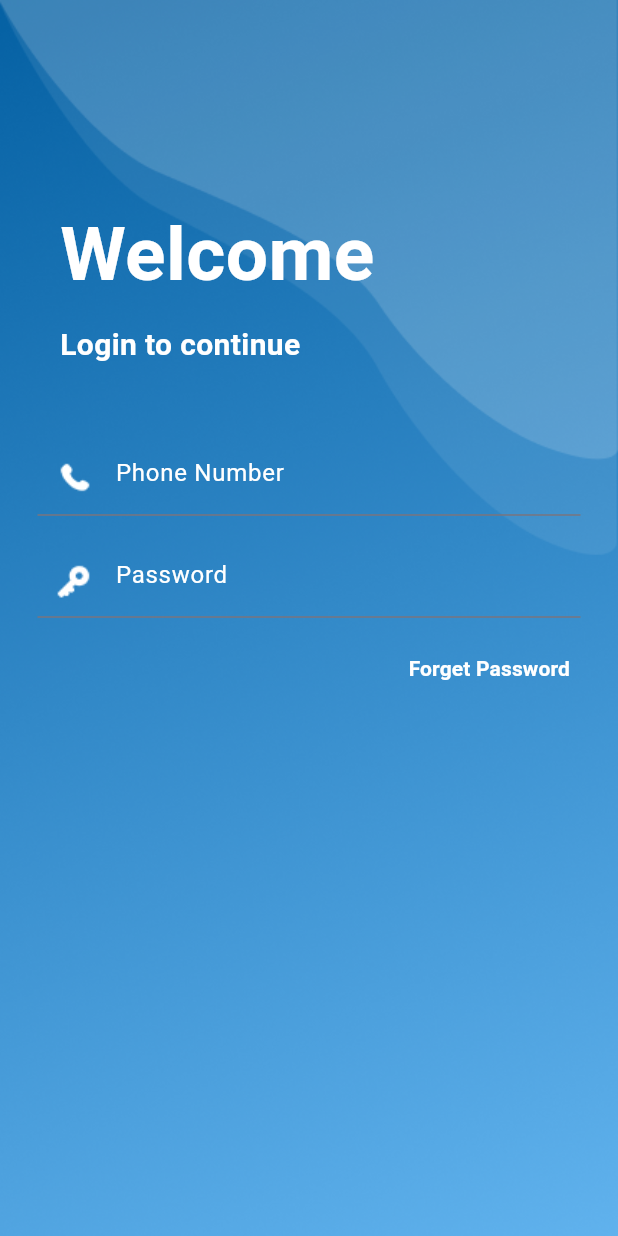
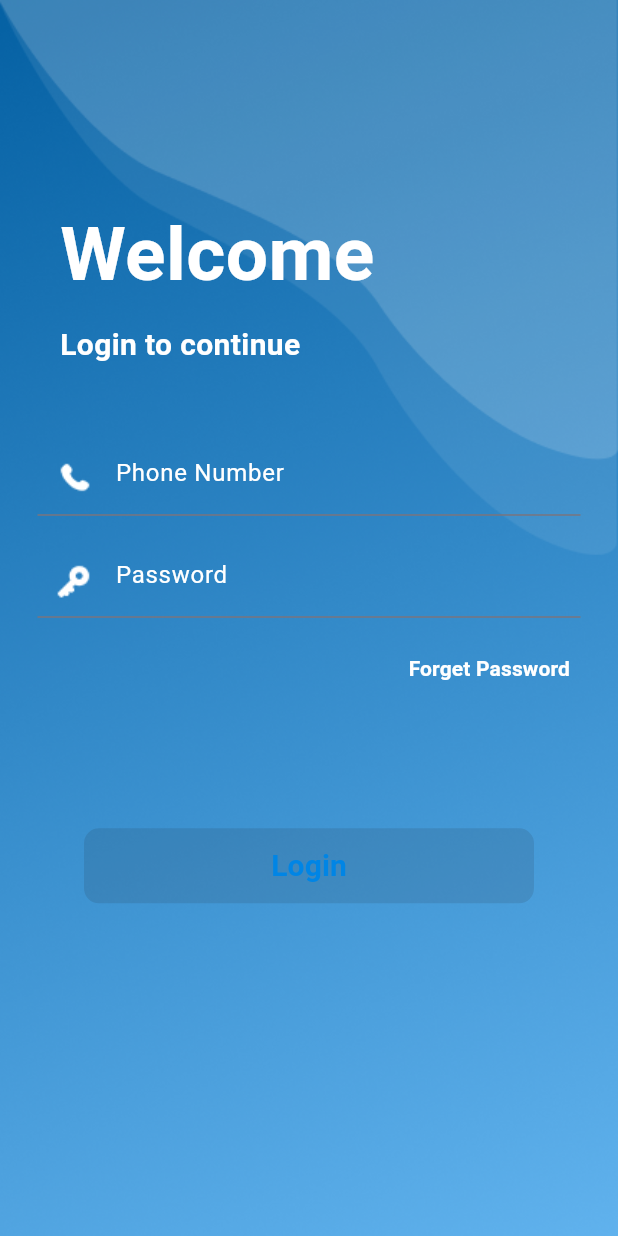
Before and after one commit to Abirul-Islam-Abir/Marketing_Agent, a Flutter app: the screen it shows after launch, on a phone screen of 412 x 824 dp. Run offline on Flutter 3.47's test engine with Material 3 defaults, Android fonts, the phone set to English and light mode, and no system bars; our stand-ins replace circular_profile_avatar, confetti, device_preview, flutter_svg, get, google_maps_flutter and 4 more; Roboto replaces fonts that are missing (Rubik).

Commit message:
navigation implements

```diff
--- a/lib/app/modules/auth screen/login screen/views/login_screen_view.dart
+++ b/lib/app/modules/auth screen/login screen/views/login_screen_view.dart
@@ -40,17 +40,15 @@ class LoginScreenView extends GetView<LoginScreenController> {
                     onPressed: () {
                       forgotPasswordDialog(
                         title: AppString.forgetPassword,
-                        body:
-                           AppString.sentCode4Digit,
+                        body: AppString.sentCode4Digit,
                         tap: () {
                           Get.back();
                           inputVerifyPinDialog();
-                          //
                         },
                       );
                     }),
                 SizedBox(height: 10.h),
-//
+                LoginButton(text: 'Login'),
               ],
             ),
           ),
```
